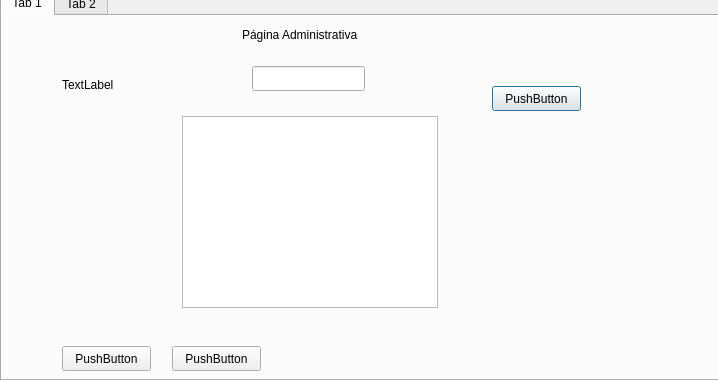
First picture: the form in views/admpage.ui, repository caffeine-free/cursos-ja, before the edit.
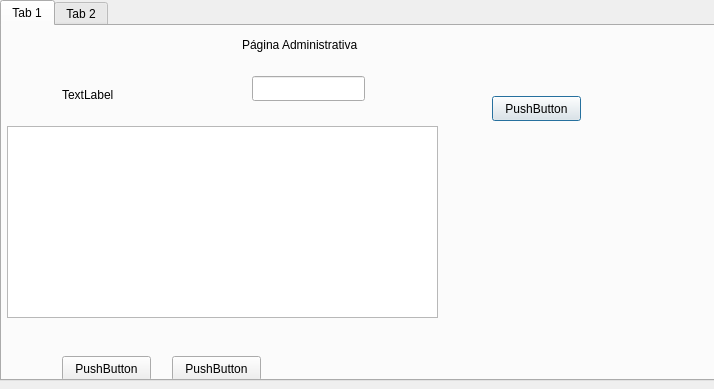
Second picture: the form after the edit. The open tabs and pages were chosen to show the change.

What changed in the file:
```diff
--- a/views/admpage.ui
+++ b/views/admpage.ui
@@ -6,8 +6,8 @@
    <rect>
     <x>0</x>
     <y>0</y>
-    <width>718</width>
-    <height>380</height>
+    <width>714</width>
+    <height>389</height>
    </rect>
   </property>
   <property name="windowTitle">
@@ -17,9 +17,9 @@
    <property name="geometry">
     <rect>
      <x>0</x>
-     <y>-10</y>
+     <y>0</y>
      <width>721</width>
-     <height>391</height>
+     <height>381</height>
     </rect>
    </property>
    <property name="currentIndex">
@@ -81,9 +81,9 @@
     <widget class="QTableWidget" name="tableWidget">
      <property name="geometry">
       <rect>
-       <x>180</x>
+       <x>5</x>
        <y>100</y>
-       <width>256</width>
+       <width>431</width>
        <height>192</height>
       </rect>
      </property>
```
Left out of the diff: 2 changed lines with no effect on the pictures.
